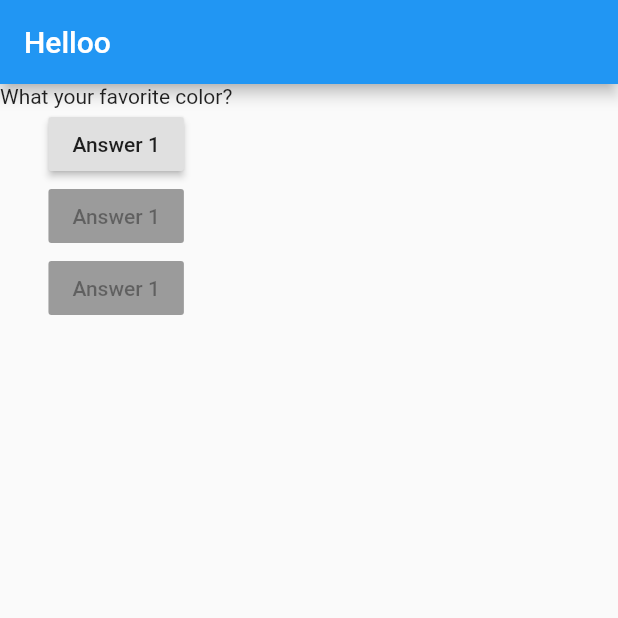
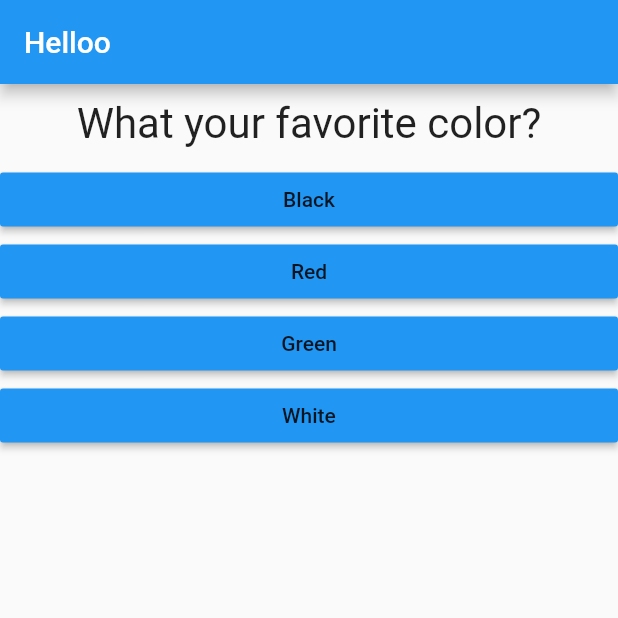
Before and after one commit to mikhael-mike/Complete_quizz_app, a Flutter app: the screen it shows after launch, on a phone screen of 412 x 824 dp, the top half of it. Run offline on Flutter 3.47's test engine with Material 2 defaults, Android fonts, the light colour scheme and no system bars.

Commit message:
questions
questuons answer

```diff
--- /dev/null
+++ b/lib/answer.dart
@@ -0,0 +1,22 @@
+import 'package:flutter/material.dart';
+
+class Answer extends StatelessWidget {
+
+  final Function() selectHandler;
+  final String answerText;
+
+  // const Answer({ Key? key, this.selectHandler }) : super(key: key);
+  Answer(this.selectHandler, this.answerText);
+
+  @override
+  Widget build(BuildContext context) {
+    return Container(
+      width: double.infinity,
+      child: RaisedButton(
+        color: Colors.blue,
+        child: Text(answerText),
+        onPressed: selectHandler,
+      ),
+    );
+  }
+}
--- a/lib/main.dart
+++ b/lib/main.dart
@@ -1,35 +1,46 @@
 import 'package:flutter/material.dart';
-
+import 'package:quiz_full_app/answer.dart';
+import 'question.dart';
 
 
 void main() => runApp(MyApp());
 
 
-
 class MyApp extends StatefulWidget {
-
-
-
   @override
   State<MyApp> createState() => _MyAppState();
 }
 
 class _MyAppState extends State<MyApp> {
 
-   var questionIndex = 0;
+   var _questionIndex = 0;
 
   void answerQuotion() {
     setState(() {
-      questionIndex = questionIndex + 1;
+      _questionIndex = _questionIndex + 1;
       print('Answer clicked');
-      print(questionIndex);
+      print(_questionIndex);
     });
 
     }
 
   var questions = [
-      'What your favorite color?',
-      'What your favorite animal?'
+    {
+      'questionText': 'What your favorite color?',
+      'answer': ['Black', 'Red', 'Green', 'White']
+    },
+    {
+      'questionText': 'What your favorite animal?',
+      'answer': ['Rabbit', 'Snake', 'Elephant', 'Lion']
+    },
+    {
+      'questionText': 'What your favorite animal?',
+      'answer': ['Rabbit', 'Snake', 'Elephant', 'Lion']
+    },
+    {
+      'questionText': 'What your favorite instructor?',
+      'answer': ['Max', 'Max', 'Max', 'Max']
+    },
     ];
 
   @override
@@ -41,16 +52,12 @@
         ),
         body: Column(
           children: <Widget>[
-            Text(questions[questionIndex]),
-            RaisedButton(
-              child: Text('Answer 1'),
-              onPressed: answerQuotion),
-              RaisedButton(
-              child: Text('Answer 1'),
-              onPressed: null),
-              RaisedButton(
-              child: Text('Answer 1'),
-              onPressed: null),
+            Question(
+              questions[_questionIndex]['questionText'] as String,
+              ),
+            ...(questions[_questionIndex]['answer'] as List<String>).map((answer)  {
+              return Answer(answerQuotion, answer);
+            }).toList()
           ],
         ),
       ),
--- /dev/null
+++ b/lib/question.dart
@@ -0,0 +1,22 @@
+import 'package:flutter/material.dart';
+
+class Question extends StatelessWidget {
+
+  late String questionText;
+
+  Question(this.questionText);
+
+  @override
+  Widget build(BuildContext context) {
+    return Container(
+      width: double.infinity,
+      margin: EdgeInsets.all(10),
+      child: Text(
+        questionText,
+        style: TextStyle(
+        fontSize: 28,
+      ),
+      textAlign: TextAlign.center,),
+    );
+  }
+}
```
